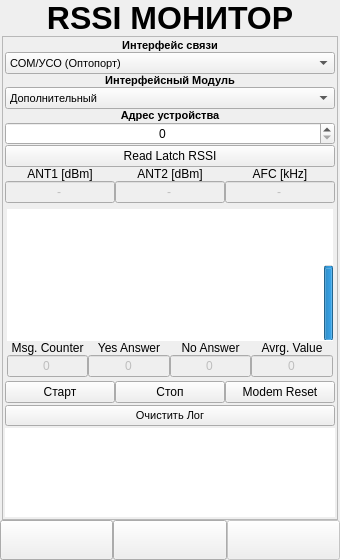
Qt form ANDROID_FORMS/rssimonitor_form.ui (DavidSiegman/PLC_RF_Configurator) before a commit.
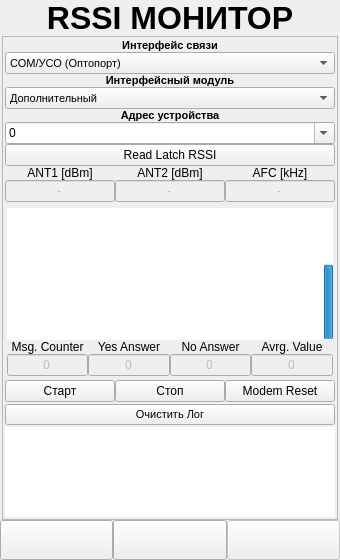
The same form after that commit. Icons and pictures are not drawn.

```diff
--- a/ANDROID_FORMS/rssimonitor_form.ui
+++ b/ANDROID_FORMS/rssimonitor_form.ui
@@ -240,7 +240,7 @@
                 </font>
                </property>
                <property name="text">
-                <string>Интерфейсный Модуль</string>
+                <string>Интерфейсный модуль</string>
                </property>
                <property name="alignment">
                 <set>Qt::AlignCenter</set>
@@ -328,23 +328,15 @@
               </widget>
              </item>
              <item>
-              <widget class="QSpinBox" name="SN">
-               <property name="sizePolicy">
-                <sizepolicy hsizetype="Expanding" vsizetype="Minimum">
-                 <horstretch>0</horstretch>
-                 <verstretch>0</verstretch>
-                </sizepolicy>
+              <widget class="QComboBox" name="SN">
+               <property name="editable">
+                <bool>true</bool>
                </property>
-               <property name="font">
-                <font>
-                 <family>Microsoft YaHei UI</family>
-                </font>
+               <property name="currentText">
+                <string>0</string>
                </property>
-               <property name="alignment">
-                <set>Qt::AlignCenter</set>
-               </property>
-               <property name="maximum">
-                <number>429496729</number>
+               <property name="maxCount">
+                <number>10</number>
                </property>
               </widget>
              </item>
```
Left out of the diff: 60 changed lines with no effect on the pictures.
